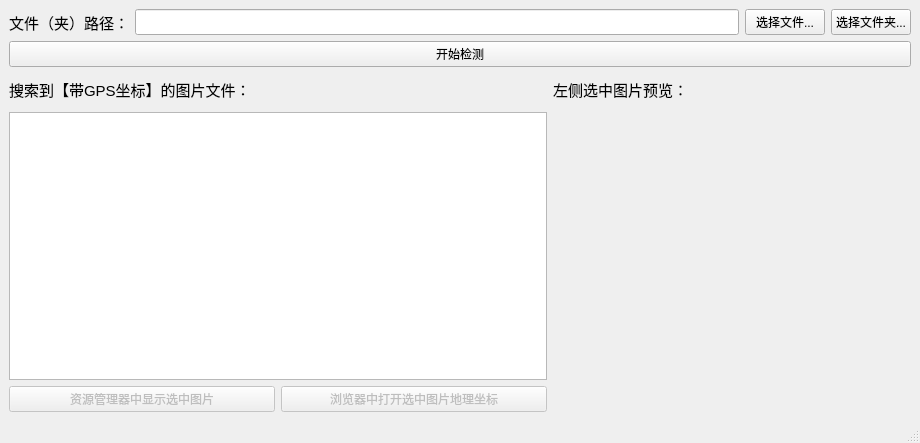
First picture: the form in main_form.ui, repository MoWinCode/SearchPicLocation, before the edit.
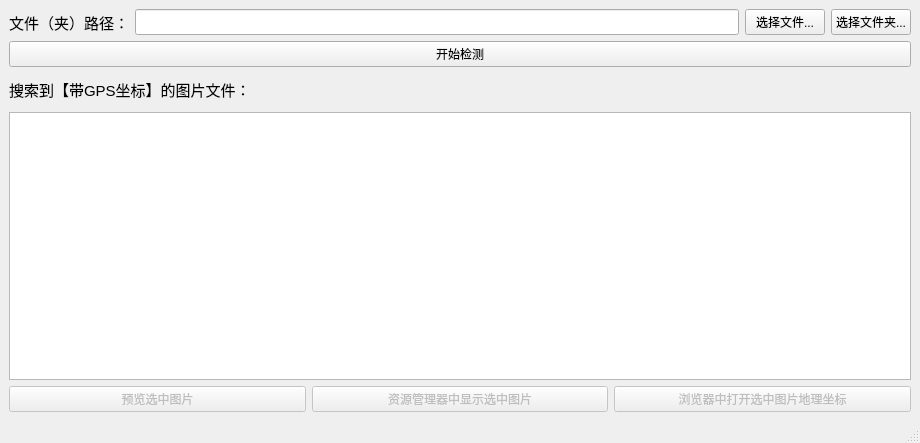
Second picture: the form after the edit. Icons and pictures are not drawn.

Commit message: Finish collecting the picture form and the main form; Finish resizing the picture.

Patch:
```diff
--- a/main_form.ui
+++ b/main_form.ui
@@ -75,7 +75,7 @@
        </layout>
       </item>
       <item>
-       <layout class="QHBoxLayout" name="horizontalLayout_2" stretch="3,2">
+       <layout class="QHBoxLayout" name="horizontalLayout_2" stretch="3">
         <item>
          <layout class="QVBoxLayout" name="verticalLayout" stretch="1,8,1">
           <item>
@@ -94,7 +94,17 @@
            <widget class="QListWidget" name="lstPictures"/>
           </item>
           <item>
-           <layout class="QHBoxLayout" name="horizontalLayout" stretch="1,1">
+           <layout class="QHBoxLayout" name="horizontalLayout" stretch="1,1,1">
+            <item>
+             <widget class="QPushButton" name="cmdViewPicture">
+              <property name="enabled">
+               <bool>false</bool>
+              </property>
+              <property name="text">
+               <string>预览选中图片</string>
+              </property>
+             </widget>
+            </item>
             <item>
              <widget class="QPushButton" name="cmdOpenFile">
               <property name="enabled">
@@ -119,32 +129,6 @@
           </item>
          </layout>
         </item>
-        <item>
-         <layout class="QVBoxLayout" name="verticalLayout_3" stretch="1,9">
-          <item>
-           <widget class="QLabel" name="label_3">
-            <property name="enabled">
-             <bool>true</bool>
-            </property>
-            <property name="font">
-             <font>
-              <pointsize>11</pointsize>
-             </font>
-            </property>
-            <property name="text">
-             <string>左侧选中图片预览：</string>
-            </property>
-           </widget>
-          </item>
-          <item>
-           <widget class="QLabel" name="lblPicture">
-            <property name="text">
-             <string/>
-            </property>
-           </widget>
-          </item>
-         </layout>
-        </item>
        </layout>
       </item>
      </layout>
```
Left out of the diff: 2 changed lines with no effect on the pictures. The commit also changes 5 other files.
